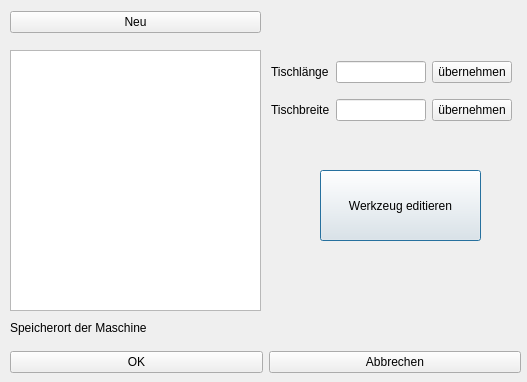
Before: the Qt Designer form Dialoge/dialog_maschinen.ui in TischlerWilly/simson, drawn with Qt 5.
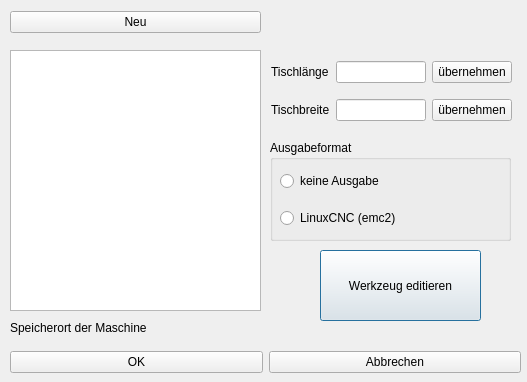
After: the same form once the commit is applied.

Patch:
```diff
--- a/Dialoge/dialog_maschinen.ui
+++ b/Dialoge/dialog_maschinen.ui
@@ -27,7 +27,7 @@
    <property name="geometry">
     <rect>
      <x>320</x>
-     <y>170</y>
+     <y>250</y>
      <width>161</width>
      <height>71</height>
     </rect>
@@ -143,6 +143,45 @@
     <set>Qt::TextInteractionFlag::LinksAccessibleByMouse|Qt::TextInteractionFlag::TextSelectableByMouse</set>
    </property>
   </widget>
+  <widget class="QGroupBox" name="groupBox_ausgabe">
+   <property name="geometry">
+    <rect>
+     <x>270</x>
+     <y>140</y>
+     <width>241</width>
+     <height>101</height>
+    </rect>
+   </property>
+   <property name="title">
+    <string>Ausgabeformat</string>
+   </property>
+   <widget class="QWidget" name="">
+    <property name="geometry">
+     <rect>
+      <x>10</x>
+      <y>20</y>
+      <width>221</width>
+      <height>81</height>
+     </rect>
+    </property>
+    <layout class="QVBoxLayout" name="verticalLayout">
+     <item>
+      <widget class="QRadioButton" name="radioButton_ausgabe_kein">
+       <property name="text">
+        <string>keine Ausgabe</string>
+       </property>
+      </widget>
+     </item>
+     <item>
+      <widget class="QRadioButton" name="radioButton_ausgabe_emc2">
+       <property name="text">
+        <string>LinuxCNC (emc2)</string>
+       </property>
+      </widget>
+     </item>
+    </layout>
+   </widget>
+  </widget>
  </widget>
  <resources/>
  <connections/>
```
